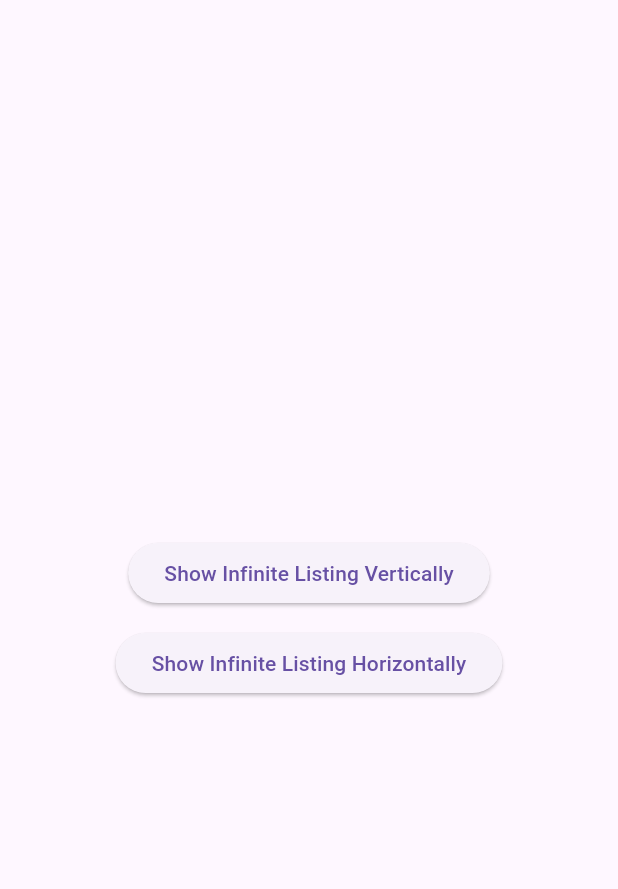
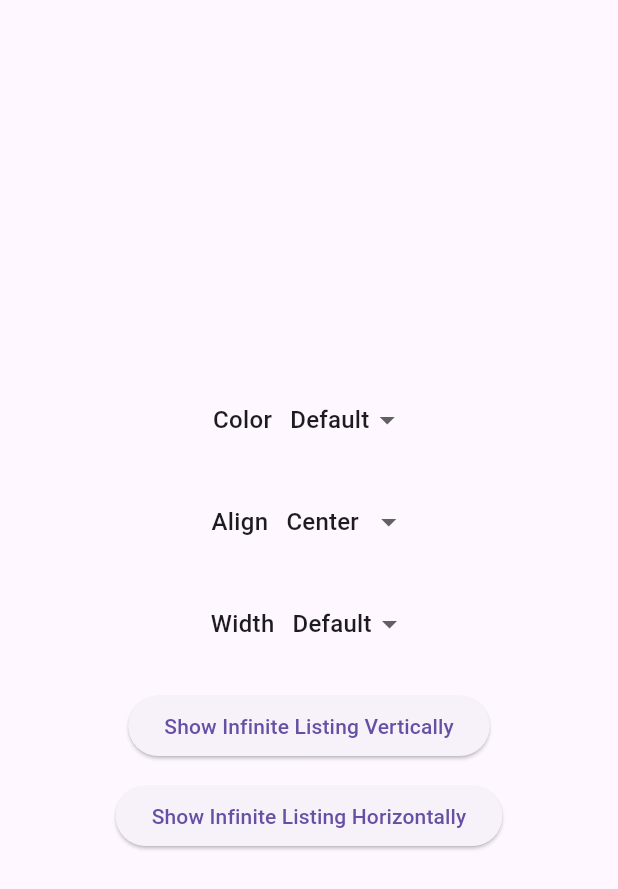
Before and after one commit to dariomatias-dev/scroll_infinity, a Flutter app: the screen it shows after launch, on a phone screen of 412 x 824 dp. Shown: the top 889 px of the screen. Run offline on Flutter 3.47's test engine with Material 3 defaults, Android fonts, the phone set to English and light mode, and no system bars.

Commit message:
feat(example/lib/main.dart): added default loading component customization to the package example
- Added the default loading component customization to the package example to visually demonstrate the customizations.

```diff
--- a/example/lib/main.dart
+++ b/example/lib/main.dart
@@ -7,6 +7,104 @@ typedef LoadDatatype = Future<List<Color>> Function(
   int pageKey, {
   Axis scrollDirection,
 });
+
+class LoadingStyleModel<T> {
+  const LoadingStyleModel({
+    required this.name,
+    this.value,
+  });
+
+  final String name;
+  final T? value;
+}
+
+const loadingColors = <LoadingStyleModel<Color>>[
+  LoadingStyleModel(
+    name: 'Default',
+  ),
+  LoadingStyleModel(
+    name: 'Red',
+    value: Colors.red,
+  ),
+  LoadingStyleModel(
+    name: 'Blue',
+    value: Colors.blue,
+  ),
+  LoadingStyleModel(
+    name: 'Yellow',
+    value: Colors.yellow,
+  ),
+  LoadingStyleModel(
+    name: 'Green',
+    value: Colors.green,
+  ),
+  LoadingStyleModel(
+    name: 'Purple',
+    value: Colors.purple,
+  ),
+];
+
+const loadingStrokeAligns = <LoadingStyleModel<double>>[
+  LoadingStyleModel(
+    name: 'Center',
+    value: BorderSide.strokeAlignCenter,
+  ),
+  LoadingStyleModel(
+    name: 'Inside',
+    value: BorderSide.strokeAlignInside,
+  ),
+  LoadingStyleModel(
+    name: 'Outside',
+    value: BorderSide.strokeAlignOutside,
+  ),
+];
+
+const loadingStrokeWidths = <LoadingStyleModel<double>>[
+  LoadingStyleModel(
+    name: 'Default',
+  ),
+  LoadingStyleModel(
+    name: '2',
+    value: 2.0,
+  ),
+  LoadingStyleModel(
+    name: '6',
+    value: 6.0,
+  ),
+  LoadingStyleModel(
+    name: '8',
+    value: 8.0,
+  ),
+  LoadingStyleModel(
+    name: '10',
+    value: 10.0,
+  ),
+];
+
+class LoadingStyleTypeModel<T> {
+  const LoadingStyleTypeModel({
+    required this.title,
+    required this.value,
+  });
+
+  final String title;
+  final List<LoadingStyleModel> value;
+}
+
+const loadingTypeStyles = <LoadingStyleTypeModel>[
+  LoadingStyleTypeModel(
+    title: 'Color',
+    value: loadingColors,
+  ),
+  LoadingStyleTypeModel(
+    title: 'Align',
+    value: loadingStrokeAligns,
+  ),
+  LoadingStyleTypeModel(
+    title: 'Width',
+    value: loadingStrokeWidths,
+  ),
+];
 
 void main() {
   runApp(
@@ -27,6 +125,12 @@ class ScrollInfinityExample extends StatefulWidget {
 }
 
 class _ScrollInfinityExampleState extends State<ScrollInfinityExample> {
+  final _loadingStyles = <LoadingStyleModel>[
+    loadingColors.first,
+    loadingStrokeAligns.first,
+    loadingStrokeWidths.first,
+  ];
+
   void navigateTo(
     Widget screen,
   ) {
@@ -73,16 +177,65 @@ class _ScrollInfinityExampleState extends State<ScrollInfinityExample> {
 
   @override
   Widget build(BuildContext context) {
+    final loadingStyle = LoadingStyle(
+      color: _loadingStyles[0].value,
+      strokeAlign: _loadingStyles[1].value,
+      strokeWidth: _loadingStyles[2].value,
+    );
+
     return Scaffold(
       body: Center(
         child: Column(
           mainAxisAlignment: MainAxisAlignment.center,
           children: <Widget>[
+            ...List.generate(loadingTypeStyles.length, (index) {
+              final loadingTypeStyle = loadingTypeStyles[index];
+
+              return Column(
+                children: <Widget>[
+                  Row(
+                    mainAxisAlignment: MainAxisAlignment.center,
+                    children: <Widget>[
+                      Text(
+                        loadingTypeStyle.title,
+                        style: const TextStyle(
+                          fontSize: 16.0,
+                          fontWeight: FontWeight.w500,
+                        ),
+                      ),
+                      const SizedBox(width: 12.0),
+                      DropdownButtonHideUnderline(
+                        child: DropdownButton(
+                          value: _loadingStyles[index],
+                          items: List.generate(loadingTypeStyle.value.length, (index) {
+                            final style = loadingTypeStyle.value[index];
+
+                            return DropdownMenuItem(
+                              value: style,
+                              child: Text(
+                                style.name,
+                              ),
+                            );
+                          }),
+                          onChanged: (value) {
+                            setState(() {
+                              _loadingStyles[index] = value!;
+                            });
+                          },
+                        ),
+                      ),
+                    ],
+                  ),
+                  const SizedBox(height: 20.0),
+                ],
+              );
+            }),
             ElevatedButton(
               onPressed: () {
                 navigateTo(
                   InfiniteListingVerticallyScreen(
                     loadData: _loadData,
+                    loadingStyle: loadingStyle,
                   ),
                 );
               },
@@ -94,6 +247,7 @@ class _ScrollInfinityExampleState extends State<ScrollInfinityExample> {
                 navigateTo(
                   InfiniteListingHorizontallyScreen(
                     loadData: _loadData,
+                    loadingStyle: loadingStyle,
                   ),
                 );
               },
@@ -110,9 +264,11 @@ class InfiniteListingVerticallyScreen extends StatelessWidget {
   const InfiniteListingVerticallyScreen({
     super.key,
     required this.loadData,
+    required this.loadingStyle,
   });
 
   final LoadDatatype loadData;
+  final LoadingStyle loadingStyle;
 
   @override
   Widget build(BuildContext context) {
@@ -129,6 +285,7 @@ class InfiniteListingVerticallyScreen extends StatelessWidget {
       ),
       body: ScrollInfinity(
         maxItems: 10,
+        loadingStyle: loadingStyle,
         loadData: loadData,
         itemBuilder: (value) {
           return Container(
@@ -145,9 +302,11 @@ class InfiniteListingHorizontallyScreen extends StatelessWidget {
   const InfiniteListingHorizontallyScreen({
     super.key,
     required this.loadData,
+    required this.loadingStyle,
   });
 
   final LoadDatatype loadData;
+  final LoadingStyle loadingStyle;
 
   @override
   Widget build(BuildContext context) {
@@ -167,6 +326,7 @@ class InfiniteListingHorizontallyScreen extends StatelessWidget {
           height: 100.0,
           child: ScrollInfinity(
             scrollDirection: Axis.horizontal,
+            loadingStyle: loadingStyle,
             maxItems: 8,
             loadData: (pageKey) {
               return loadData(
```
